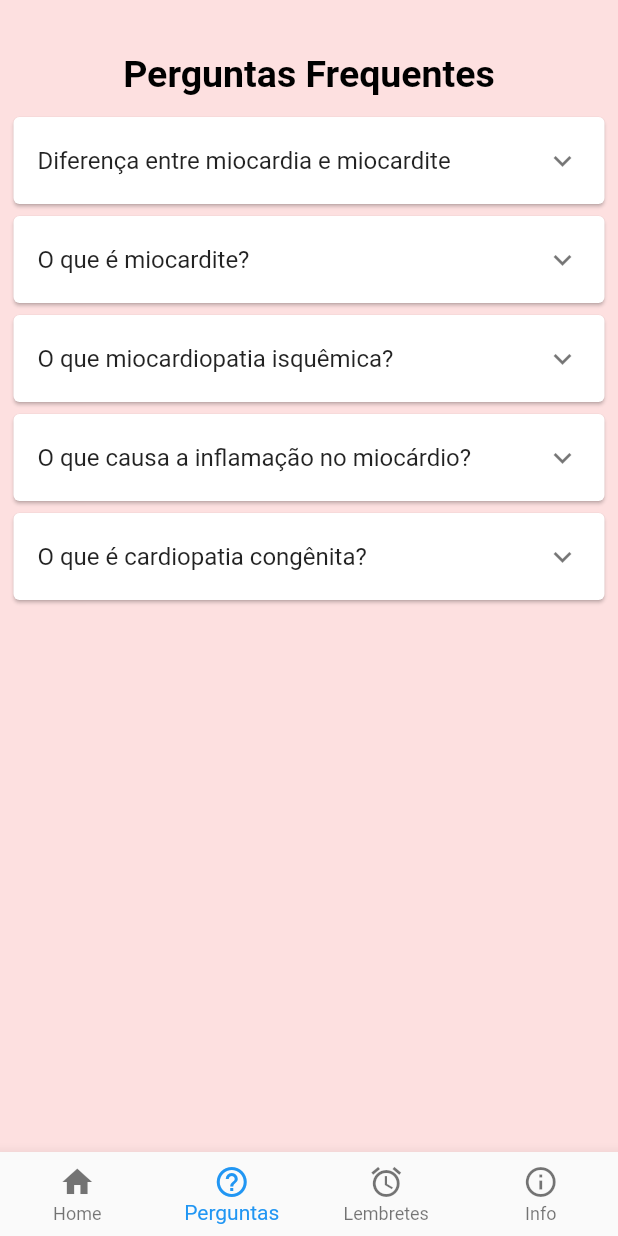
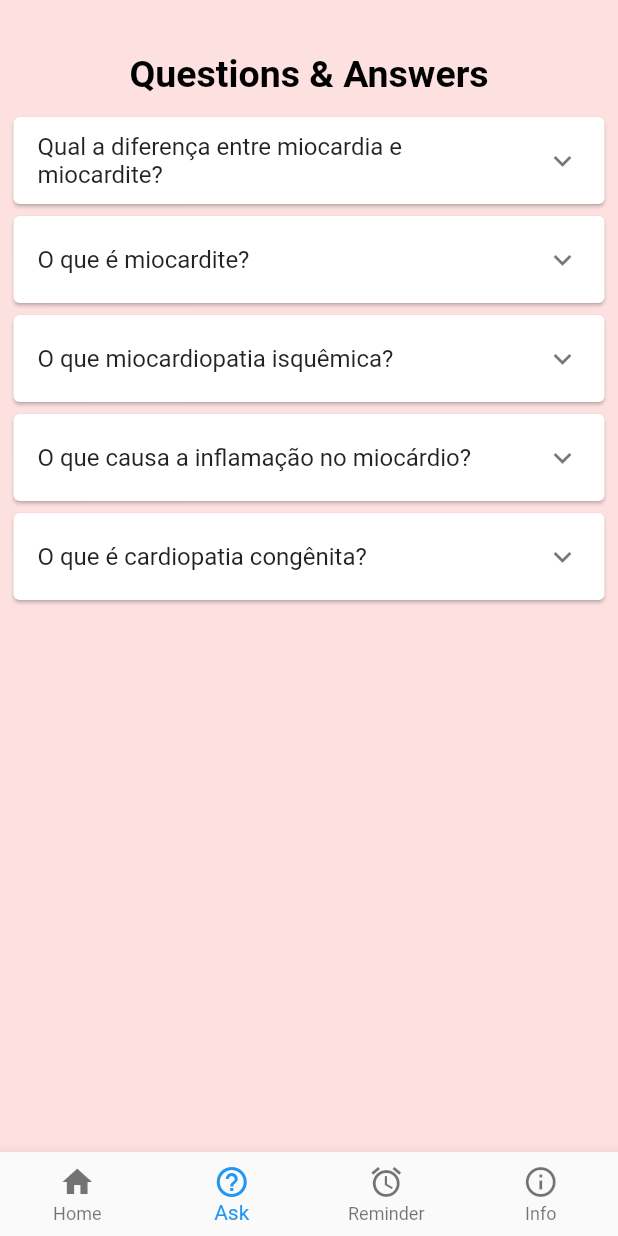
Before and after one commit to rafaeldcampbell/miocardio-pedriatra-paciente, a Flutter app: the NavigationBar screen opened directly, item 2 of the bottom bar chosen, on a phone screen of 412 x 824 dp. Run offline on Flutter 3.47's test engine with Material 2 defaults, Android fonts, the phone set to English and light mode, and no system bars.

Commit message:
Adicionando internacionalização

```diff
--- a/lib/functions/navigatorBar.dart
+++ b/lib/functions/navigatorBar.dart
@@ -1,8 +1,9 @@
 import 'package:flutter/material.dart';
-import 'package:miocardio_paciente/questionsPage.dart';
-import 'package:miocardio_paciente/home.dart';
-import 'package:miocardio_paciente/info.dart';
-import 'package:miocardio_paciente/reminderPage.dart';
+import 'package:miocardio_paciente/pages/questionsPage.dart';
+import 'package:miocardio_paciente/pages/home.dart';
+import 'package:miocardio_paciente/pages/info.dart';
+import 'package:miocardio_paciente/pages/reminderPage.dart';
+import 'package:miocardio_paciente/generated/i18n.dart';
 
 //Classe responsável somente pelo NavigationBottomBar
 //Essa classe chama a renderização das outras abas (classes states)
@@ -35,19 +36,19 @@ class _HomeState extends State<NavigationBar> {
         items: <BottomNavigationBarItem>[
           BottomNavigationBarItem(
             icon: new Icon(Icons.home),
-            title: new Text('Home'),
+            title: new Text(S.of(context).navBarHome,),
           ),
           BottomNavigationBarItem(
             icon: new Icon(Icons.help_outline),
-            title: new Text('Perguntas'),
+            title: new Text(S.of(context).navBarAsk),
           ),
           BottomNavigationBarItem(
             icon: Icon(Icons.alarm),
-            title: Text('Lembretes'),
+            title: Text(S.of(context).navBarReminder),
           ),
           BottomNavigationBarItem(
             icon: Icon(Icons.info_outline),
-            title: Text("Info"),
+            title: Text(S.of(context).navBarInfo),
           ),
         ],
       ),
--- a/lib/reminderPage.dart
+++ b/lib/pages/info.dart
@@ -1,10 +1,11 @@
 import 'package:flutter/material.dart';
+import 'package:miocardio_paciente/generated/i18n.dart';
 
-class ReminderPage extends StatefulWidget {
-  ReminderPageState createState() => ReminderPageState();
+class Info extends StatefulWidget {
+  InfoState createState() => InfoState();
 }
 
-class ReminderPageState extends State<ReminderPage> {
+class InfoState extends State<Info> {
   @override
   Widget build(BuildContext context) {
     return Scaffold(
@@ -15,7 +16,7 @@ class ReminderPageState extends State<ReminderPage> {
           itemBuilder: (BuildContext context, int index) => Container(
                 padding: EdgeInsets.only(top: 30, bottom: 10),
                 child: Text(
-                  'Lembretes',
+                  S.of(context).pagetitleInfo,
                   textAlign: TextAlign.center,
                   style: TextStyle(
                     color: Colors.black,
--- a/lib/questionsPage.dart
+++ b/lib/pages/questionsPage.dart
@@ -1,4 +1,5 @@
 import 'package:flutter/material.dart';
+import 'package:miocardio_paciente/generated/i18n.dart';
 
 class QuestionsPage extends StatefulWidget {
   QuestionsPageState createState() => QuestionsPageState();
@@ -7,6 +8,7 @@ class QuestionsPage extends StatefulWidget {
 class QuestionsPageState extends State<QuestionsPage> {
   @override
   Widget build(BuildContext context) {
+    final List<Entry> data = EntryData.getData(context);
     return Scaffold(
       backgroundColor: Color.fromRGBO(253, 224, 224, 1),
       body: ListView.builder(
@@ -17,7 +19,7 @@ class QuestionsPageState extends State<QuestionsPage> {
               return Container(
                 padding: EdgeInsets.only(top: 30, bottom: 10),
                 child: Text(
-                  'Perguntas Frequentes',
+                  S.of(context).pagetitleAsk,
                   textAlign: TextAlign.center,
                   style: TextStyle(
                     color: Colors.black,
@@ -44,42 +46,45 @@ class Entry {
   final List<Entry> children;
 }
 
+class EntryData{
+
+  static List<Entry> getData(BuildContext context){
   // The entire multilevel list displayed by this app.
-final List<Entry> data = <Entry>[
+  return <Entry>[
             Entry(
-    'Diferença entre miocardia e miocardite',
+              S.of(context).askQuestion01,
               <Entry>[
-      Entry(
-        'Section A0',
-      ),
+                Entry(S.of(context).askAnswer01),
               ],
             ),
             Entry(
-    'O que é miocardite?',
+              S.of(context).askQuestion02,
               <Entry>[
-      Entry(
-          'É a inflamação do músculo do coração, chamado de miocárdio. Esse músculo é responsável pela contração do coração e a inflamação prejudica a ação de bombeamento do sangue provocando arritmias e insuficiência cardíaca. Seu tempo de duração depende da causa da inflamação e do estado de saúde do paciente.'),
+                Entry(S.of(context).askAnswer02),
               ],
             ),
             Entry(
-    'O que miocardiopatia isquêmica?',
+              S.of(context).askQuestion03,
               <Entry>[
-      Entry('Section B0'),
+                Entry(S.of(context).askAnswer03),
               ],
             ),
             Entry(
-    'O que causa a inflamação no miocárdio?',
+              S.of(context).askQuestion04,
               <Entry>[
-      Entry('Section C0'),
+                Entry(S.of(context).askAnswer04),
               ],
             ),
             Entry(
-    'O que é cardiopatia congênita?',
+              S.of(context).askQuestion05,
               <Entry>[
-      Entry('Section D0'),
+                Entry(S.of(context).askAnswer05),
               ],
             ),
           ];
+  }
+}
+
 
 // Displays one Entry. If the entry has children then it's displayed
 // with an ExpansionTile.
--- a/pubspec.yaml
+++ b/pubspec.yaml
@@ -19,6 +19,8 @@ environment:
 dependencies:
   flutter:
     sdk: flutter
+  flutter_localizations:
+    sdk: flutter
 
   # The following adds the Cupertino Icons font to your application.
   # Use with the CupertinoIcons class for iOS style icons.
@@ -27,6 +29,8 @@ dependencies:
 dev_dependencies:
   flutter_test:
     sdk: flutter
+  test: ^1.6.1
+  gen_lang: 0.1.2
 
 
 # For information on the generic Dart part of this file, see the
```
Also changed, not shown: lib/login.dart (deleted, +0 -49 lines), lib/main.dart (+9 -1 lines), lib/pages/home.dart (renamed from lib/info.dart, +10 -7 lines), lib/pages/login.dart (added, +50 -0 lines), lib/pages/reminderPage.dart (renamed from lib/home.dart, +9 -9 lines), res/string/string_en.json (added, +29 -0 lines), res/string/string_pt.json (added, +29 -0 lines), lib/generated/i18n.dart (added), lib/generated/messages_all.dart (added), pubspec.lock. Lines whose indentation alone changed are shown as unchanged.
